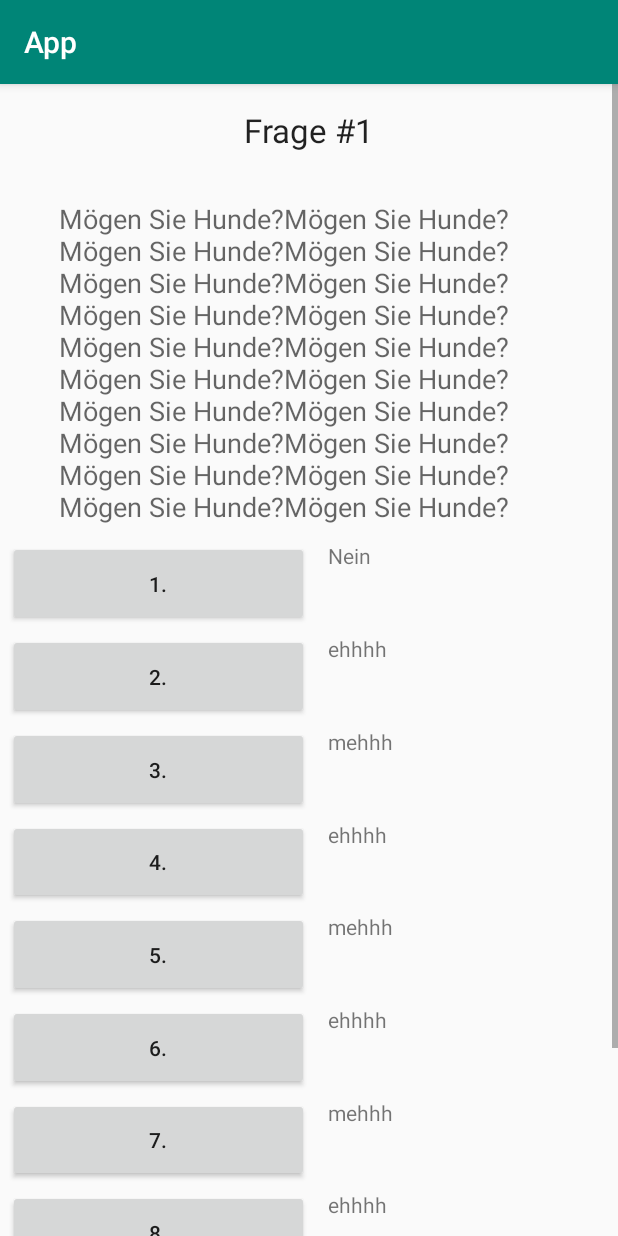
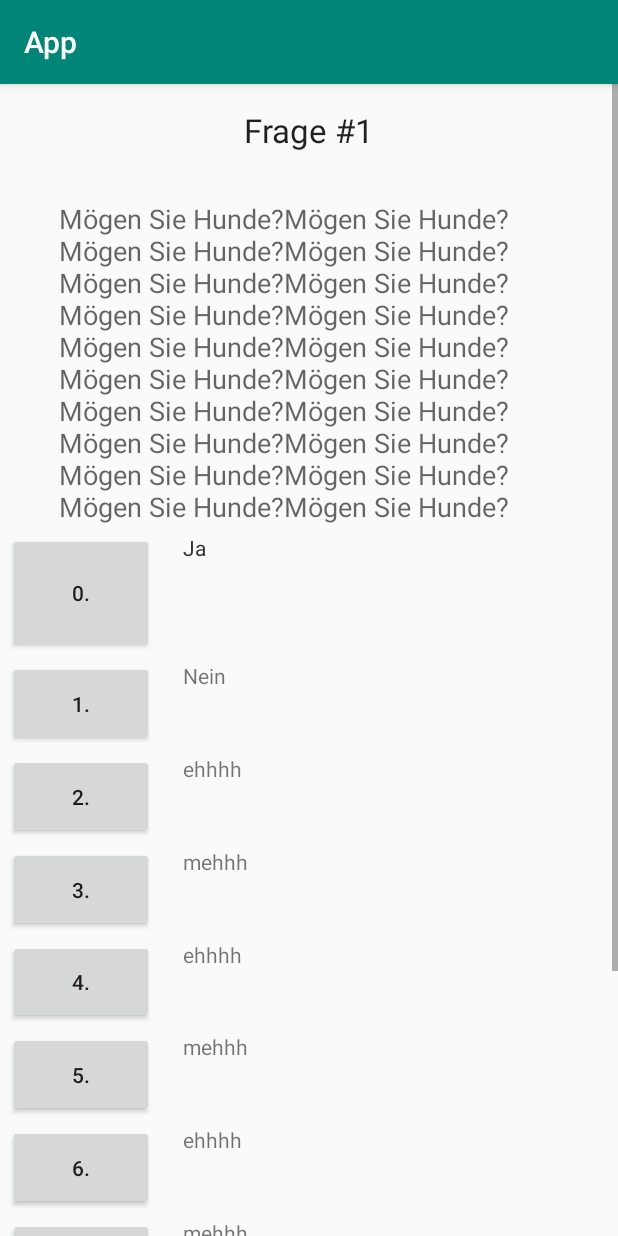
Before and after one commit to Hunter-WYSIWYG/questionair-generator, an Android app: the screen it shows after launch (QuestionDisplayActivity), after a tap on "START", on a phone screen of 412 x 824 dp. Run offline under Robolectric (Android 15) with nearby library versions, the phone set to English and light mode, and no system bars.

Commit message:
crude fix

```diff
--- a/app/src/main/java/com/example/app/QuestionDisplayActivity.java
+++ b/app/src/main/java/com/example/app/QuestionDisplayActivity.java
@@ -68,11 +68,14 @@ public class QuestionDisplayActivity extends AppCompatActivity {
 		currentQ = qList.get(current);
 		/* set Layout */
 		TextView qid = findViewById(R.id.QuestionID);
-		qid.setText("Frage #" + currentQ.getId());
+		qid.setText(String.format(Locale.GERMANY, "Frage #%d", currentQ.getId()));
 
 		TextView qt = findViewById(R.id.QuestionText);
 		qt.setText(currentQ.getTitle());
 		qt.requestLayout();//redraw with new text
+
+		final int screenHeightNotUsed = qt.getBottom();
+
 		/* process Answers */
 
 		List<Option> options = currentQ.getOptionList();
@@ -108,28 +111,33 @@ public class QuestionDisplayActivity extends AppCompatActivity {
 							int bID = ("but" + i + "ton").hashCode();//generating a unique but knowable id
 							b.setId(bID);
 							constraintLayout.addView(b);
-							b.setLayoutParams(new ConstraintLayout.LayoutParams(16, 16));
+							b.setLayoutParams(new ConstraintLayout.LayoutParams(32, 32));
 							if (i == 0) {
-								constraintSet.connect(bID, ConstraintSet.TOP, R.id.QuestionText, ConstraintSet.BOTTOM, 8);
+								constraintSet.connect(bID, ConstraintSet.TOP, R.id.QuestionText, ConstraintSet.BOTTOM, 128);
 							} else {
 								constraintSet.connect(bID, ConstraintSet.TOP, ("Text" + (i - 1) + "View").hashCode(), ConstraintSet.BOTTOM, 8);
 							}
-							final int marginRight = screenWidth >> 1;
+							final int marginRight = screenWidth - (screenWidth >> 2);
 							constraintSet.connect(bID, ConstraintSet.RIGHT, R.id.QuestionDisplayLayout, ConstraintSet.RIGHT, marginRight);
 							final int marginBot = ((amountOptions - i) * (3 * screenHeight / 4)) / (amountOptions);
 							constraintSet.connect(bID, ConstraintSet.BOTTOM, R.id.QuestionDisplayLayout, ConstraintSet.BOTTOM, marginBot);
 							constraintSet.connect(bID, ConstraintSet.LEFT, R.id.QuestionDisplayLayout, ConstraintSet.LEFT, 8);
 							b.requestLayout();
+							b.invalidate();
 
 							tv.setText(o.getAnswerText());
 							int tvID = (i == (amountOptions - 1)) ? "last".hashCode() : ("Text" + i + "View").hashCode();//generating a unique but knowable id
+							//tv.setId(tvID);
 							sv.setId(tvID);
+							//constraintLayout.addView(tv);
 							constraintLayout.addView(sv);
+							//tv.setLayoutParams(new ConstraintLayout.LayoutParams(16, 16));
 							sv.setLayoutParams(new ConstraintLayout.LayoutParams(16, 16));
 							constraintSet.connect(tvID, ConstraintSet.TOP, bID, ConstraintSet.TOP, 0);
 							constraintSet.connect(tvID, ConstraintSet.RIGHT, R.id.QuestionDisplayLayout, ConstraintSet.RIGHT, 8);
 							constraintSet.connect(tvID, ConstraintSet.BOTTOM, R.id.QuestionDisplayLayout, ConstraintSet.BOTTOM, marginBot);
 							constraintSet.connect(tvID, ConstraintSet.LEFT, bID, ConstraintSet.RIGHT, marginRight / 16);
+							//tv.requestLayout();
 							sv.requestLayout();
 							break;
 						case EnterText:
@@ -280,6 +288,49 @@ public class QuestionDisplayActivity extends AppCompatActivity {
 				break;
 		}
 
+		Button neu = new Button(this);
+		TextView neuTV = new TextView(this);
+		ScrollView neuSV = new ScrollView(this);
+		neuSV.addView(neuTV);
+		final int index = 0;
+		neu.setOnClickListener(new View.OnClickListener() {
+			final int buttonInd = index;
+
+			@Override
+			public void onClick(final View v) {
+				optionClickHandlerSingle(buttonInd);
+			}
+		});
+
+		neu.setText(String.format(Locale.GERMAN, "%d.", 0));
+		int bID = ("neuer Versuch").hashCode();//generating a unique but knowable id
+		neu.setId(bID);
+		constraintLayout.addView(neu);
+		neu.setLayoutParams(new ConstraintLayout.LayoutParams(32, 32));
+		constraintSet.connect(bID, ConstraintSet.TOP, R.id.QuestionText, ConstraintSet.BOTTOM, 8);
+		//constraintSet.connect(bID, ConstraintSet.TOP, R.id.QuestionDisplayLayout, ConstraintSet.TOP, 128);
+		final int marginRight = screenWidth - (screenWidth >> 2);
+		constraintSet.connect(bID, ConstraintSet.RIGHT, R.id.QuestionDisplayLayout, ConstraintSet.RIGHT, marginRight);
+		final int marginBot = ((amountOptions) * (3 * screenHeight / 4)) / (amountOptions);
+		constraintSet.connect(bID, ConstraintSet.BOTTOM, R.id.QuestionDisplayLayout, ConstraintSet.BOTTOM, marginBot);
+		constraintSet.connect(bID, ConstraintSet.LEFT, R.id.QuestionDisplayLayout, ConstraintSet.LEFT, 8);
+		neu.requestLayout();
+
+		neuTV.setText(options.get(0).getAnswerText());
+		int tvID = ("Text" + 0 + "View").hashCode();//generating a unique but knowable id
+		neuTV.setId(tvID);
+		neuSV.setId(tvID);
+		//constraintLayout.addView(neuTV);
+		constraintLayout.addView(neuSV);
+		//neuTV.setLayoutParams(new ConstraintLayout.LayoutParams(16, 16));
+		neuSV.setLayoutParams(new ConstraintLayout.LayoutParams(16, 16));
+		constraintSet.connect(tvID, ConstraintSet.TOP, bID, ConstraintSet.TOP, 0);
+		constraintSet.connect(tvID, ConstraintSet.RIGHT, R.id.QuestionDisplayLayout, ConstraintSet.RIGHT, 8);
+		constraintSet.connect(tvID, ConstraintSet.BOTTOM, R.id.QuestionDisplayLayout, ConstraintSet.BOTTOM, marginBot);
+		constraintSet.connect(tvID, ConstraintSet.LEFT, bID, ConstraintSet.RIGHT, marginRight / 16);
+		//neuTV.requestLayout();
+		neuSV.requestLayout();
+
 		/* create 'next' Button */
 
 		Button nextButton = new Button(this);
@@ -301,6 +352,7 @@ public class QuestionDisplayActivity extends AppCompatActivity {
 		nextButton.requestLayout();
 
 		constraintLayout.setConstraintSet(constraintSet);
+		constraintLayout.requestLayout();
 	}
 
 	/* remove back button action bar */
@@ -378,7 +430,7 @@ public class QuestionDisplayActivity extends AppCompatActivity {
 			if (i == pressedButton) {
 				pressedButtons.set(i, !pressedButtons.get(i));
 			}
-			if (pressedButtons.get(pressedButton) == true) {
+			if (pressedButtons.get(pressedButton)) {
 				Toast myToast = Toast.makeText(this, "Antwort gewählt :" + pressedButton, Toast.LENGTH_SHORT);
 				myToast.show();
 			} else {
```
